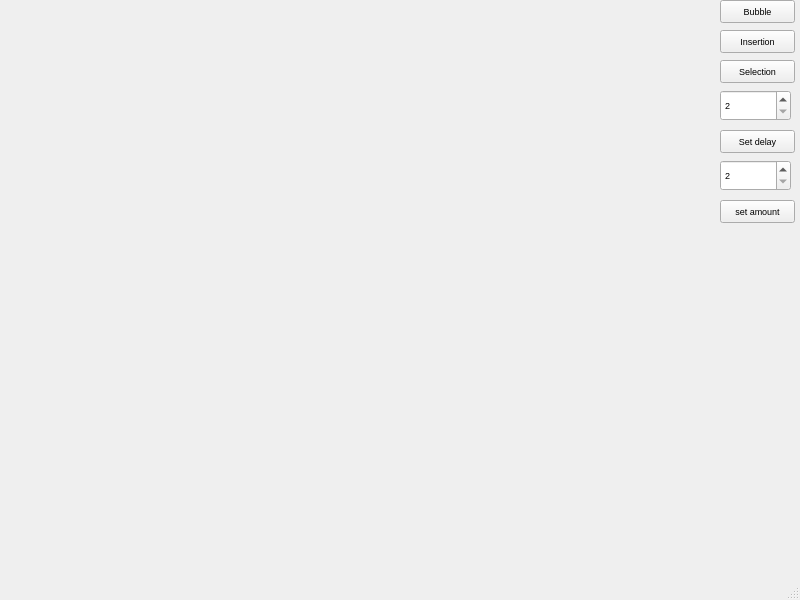
Above: gui/barGraph/mainwindow.ui from ethancfung/Sorting-Pathfinding-Algorithm-Visualizer before the change. Below: the same form after it.
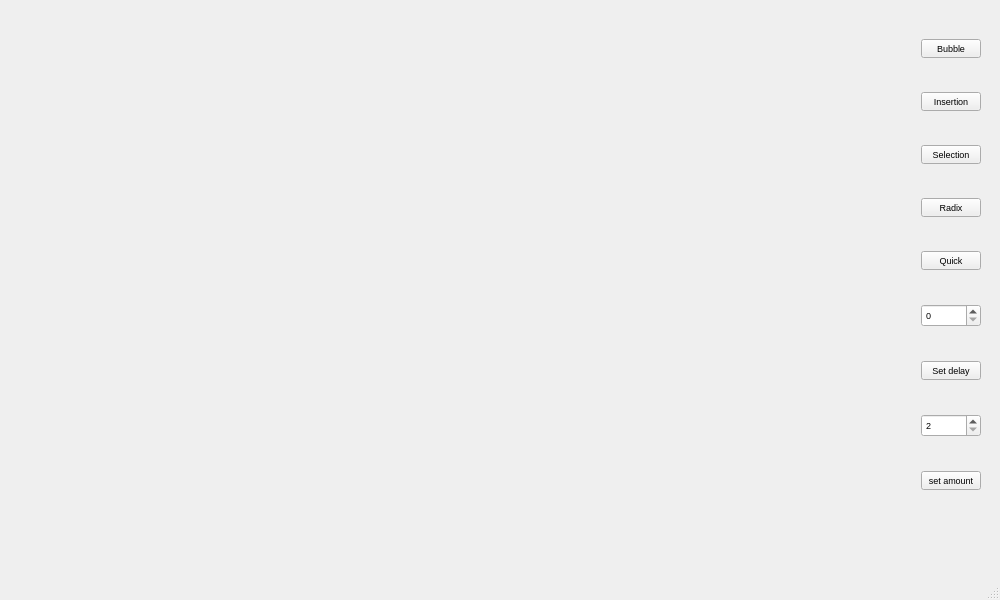
That is the form after the change.

Commit message: made the animations look nicer

What changed in the file:
```diff
--- a/gui/barGraph/mainwindow.ui
+++ b/gui/barGraph/mainwindow.ui
@@ -6,13 +6,13 @@
    <rect>
     <x>0</x>
     <y>0</y>
-    <width>800</width>
+    <width>1000</width>
     <height>600</height>
    </rect>
   </property>
   <property name="minimumSize">
    <size>
-    <width>0</width>
+    <width>1000</width>
     <height>0</height>
    </size>
   </property>
@@ -20,15 +20,18 @@
    <string>MainWindow</string>
   </property>
   <widget class="QWidget" name="centralWidget">
-   <widget class="QPushButton" name="pushButton">
+   <widget class="QWidget" name="verticalLayoutWidget">
     <property name="geometry">
      <rect>
-      <x>720</x>
+      <x>910</x>
       <y>0</y>
-      <width>75</width>
-      <height>23</height>
+      <width>82</width>
+      <height>531</height>
      </rect>
     </property>
+    <layout class="QVBoxLayout" name="verticalLayout">
+     <item>
+      <widget class="QPushButton" name="bubble">
     <property name="font">
      <font>
       <pointsize>7</pointsize>
@@ -38,15 +41,9 @@
      <string>Bubble</string>
     </property>
    </widget>
-   <widget class="QPushButton" name="pushButton_2">
-    <property name="geometry">
-     <rect>
-      <x>720</x>
-      <y>30</y>
-      <width>75</width>
-      <height>23</height>
-     </rect>
-    </property>
+     </item>
+     <item>
+      <widget class="QPushButton" name="insertion">
     <property name="font">
      <font>
       <pointsize>7</pointsize>
@@ -56,15 +53,9 @@
      <string>Insertion</string>
     </property>
    </widget>
-   <widget class="QPushButton" name="pushButton_3">
-    <property name="geometry">
-     <rect>
-      <x>720</x>
-      <y>60</y>
-      <width>75</width>
-      <height>23</height>
-     </rect>
-    </property>
+     </item>
+     <item>
+      <widget class="QPushButton" name="selection">
     <property name="font">
      <font>
       <pointsize>7</pointsize>
@@ -74,15 +65,33 @@
      <string>Selection</string>
     </property>
    </widget>
+     </item>
+     <item>
+      <widget class="QPushButton" name="radix">
+       <property name="font">
+        <font>
+         <pointsize>7</pointsize>
+        </font>
+       </property>
+       <property name="text">
+        <string>Radix</string>
+       </property>
+      </widget>
+     </item>
+     <item>
+      <widget class="QPushButton" name="quick">
+       <property name="font">
+        <font>
+         <pointsize>7</pointsize>
+        </font>
+       </property>
+       <property name="text">
+        <string>Quick</string>
+       </property>
+      </widget>
+     </item>
+     <item>
    <widget class="QSpinBox" name="spinBox">
-    <property name="geometry">
-     <rect>
-      <x>720</x>
-      <y>90</y>
-      <width>71</width>
-      <height>31</height>
-     </rect>
-    </property>
     <property name="font">
      <font>
       <pointsize>7</pointsize>
@@ -92,24 +101,18 @@
      <bool>true</bool>
     </property>
     <property name="minimum">
-     <number>2</number>
+        <number>0</number>
     </property>
     <property name="maximum">
      <number>10000</number>
     </property>
     <property name="value">
-     <number>2</number>
-    </property>
-   </widget>
-   <widget class="QPushButton" name="pushButton_4">
-    <property name="geometry">
-     <rect>
-      <x>720</x>
-      <y>130</y>
-      <width>75</width>
-      <height>23</height>
-     </rect>
-    </property>
+        <number>0</number>
+       </property>
+      </widget>
+     </item>
+     <item>
+      <widget class="QPushButton" name="setDelay">
     <property name="font">
      <font>
       <pointsize>7</pointsize>
@@ -119,15 +122,9 @@
      <string>Set delay</string>
     </property>
    </widget>
+     </item>
+     <item>
    <widget class="QSpinBox" name="spinBox_2">
-    <property name="geometry">
-     <rect>
-      <x>720</x>
-      <y>160</y>
-      <width>71</width>
-      <height>31</height>
-     </rect>
-    </property>
     <property name="font">
      <font>
       <pointsize>7</pointsize>
@@ -140,21 +137,15 @@
      <number>2</number>
     </property>
     <property name="maximum">
-     <number>75</number>
+        <number>300</number>
     </property>
     <property name="value">
      <number>2</number>
     </property>
    </widget>
-   <widget class="QPushButton" name="pushButton_5">
-    <property name="geometry">
-     <rect>
-      <x>720</x>
-      <y>200</y>
-      <width>75</width>
-      <height>23</height>
-     </rect>
-    </property>
+     </item>
+     <item>
+      <widget class="QPushButton" name="setAmount">
     <property name="font">
      <font>
       <pointsize>7</pointsize>
@@ -164,6 +155,9 @@
      <string>set amount</string>
     </property>
    </widget>
+     </item>
+    </layout>
+   </widget>
   </widget>
   <widget class="QMenuBar" name="menuBar">
    <property name="geometry">
```
Left out of the diff: 6 changed lines with no effect on the pictures. Lines whose indentation alone changed are shown as unchanged. The commit also changes 2 other files.
